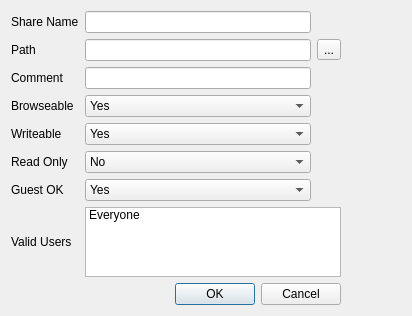
MX-Linux/mx-samba-config, file editshare.ui: the form before one commit.
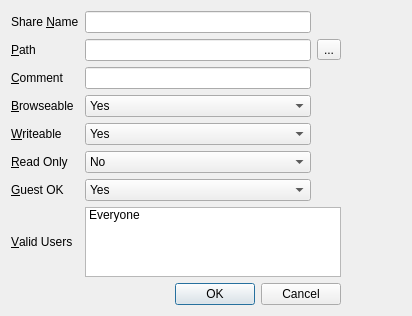
The form after the commit.

Commit message: Set up 'buddies' and keyboard accelerators

```diff
--- a/editshare.ui
+++ b/editshare.ui
@@ -20,14 +20,20 @@
    <item row="3" column="0">
     <widget class="QLabel" name="labelBrowseable">
      <property name="text">
-      <string>Browseable</string>
+      <string>&amp;Browseable</string>
+     </property>
+     <property name="buddy">
+      <cstring>comboBrowseable</cstring>
      </property>
     </widget>
    </item>
    <item row="1" column="0">
     <widget class="QLabel" name="labelPath">
      <property name="text">
-      <string>Path</string>
+      <string>&amp;Path</string>
+     </property>
+     <property name="buddy">
+      <cstring>textSharePath</cstring>
      </property>
     </widget>
    </item>
@@ -47,7 +53,10 @@
    <item row="7" column="0">
     <widget class="QLabel" name="labelValidUsers">
      <property name="text">
-      <string>Valid Users</string>
+      <string>&amp;Valid Users</string>
+     </property>
+     <property name="buddy">
+      <cstring>listWidgetValidUsers</cstring>
      </property>
     </widget>
    </item>
@@ -78,7 +87,10 @@
    <item row="5" column="0">
     <widget class="QLabel" name="labelReadOnly">
      <property name="text">
-      <string>Read Only</string>
+      <string>&amp;Read Only</string>
+     </property>
+     <property name="buddy">
+      <cstring>comboReadOnly</cstring>
      </property>
     </widget>
    </item>
@@ -136,7 +148,10 @@
    <item row="0" column="0">
     <widget class="QLabel" name="labelShareName">
      <property name="text">
-      <string>Share Name</string>
+      <string>Share &amp;Name</string>
+     </property>
+     <property name="buddy">
+      <cstring>textShareName</cstring>
      </property>
     </widget>
    </item>
@@ -153,21 +168,30 @@
    <item row="6" column="0">
     <widget class="QLabel" name="labelGuestOK">
      <property name="text">
-      <string>Guest OK</string>
+      <string>&amp;Guest OK</string>
+     </property>
+     <property name="buddy">
+      <cstring>comboGuestOK</cstring>
      </property>
     </widget>
    </item>
    <item row="4" column="0">
     <widget class="QLabel" name="labelWriteable">
      <property name="text">
-      <string>Writeable</string>
+      <string>&amp;Writeable</string>
+     </property>
+     <property name="buddy">
+      <cstring>comboWriteable</cstring>
      </property>
     </widget>
    </item>
    <item row="2" column="0">
     <widget class="QLabel" name="labelComment">
      <property name="text">
-      <string>Comment</string>
+      <string>&amp;Comment</string>
+     </property>
+     <property name="buddy">
+      <cstring>textComment</cstring>
      </property>
     </widget>
    </item>
```
